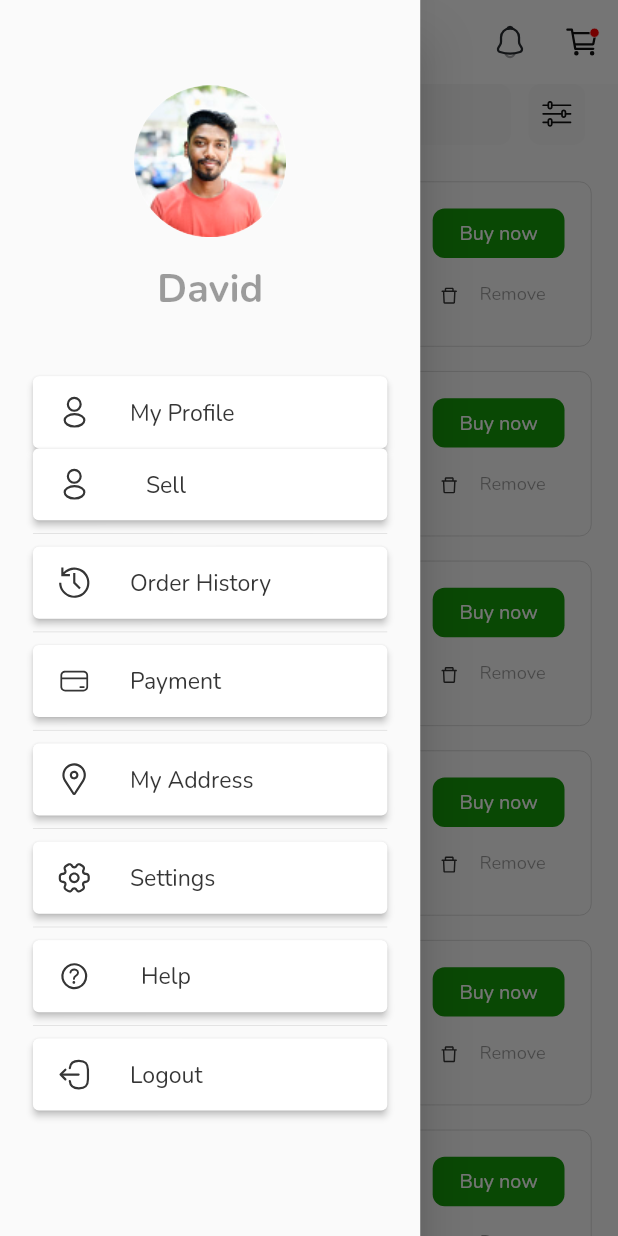
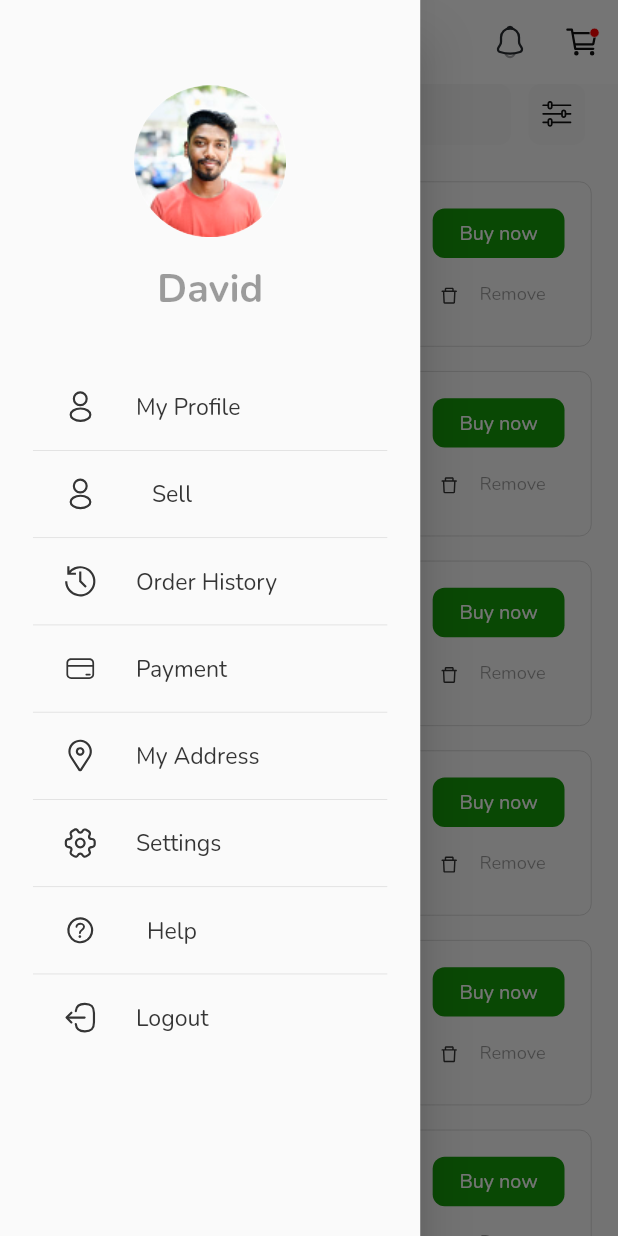
Before and after one commit to Gfash436/GoFarmNG, a Flutter app: the FavoriteScreen screen opened directly, with the side drawer open, on a phone screen of 412 x 824 dp. Run offline on Flutter 3.47's test engine with Material 2 defaults, Android fonts, the phone set to English and light mode, and no system bars; our stand-ins replace dropdown_button2, fl_chart, flutter_svg, google_sign_in, shared_preferences; accounts and stored records are empty; network calls fail.

Commit message:
drawer edited

```diff
--- a/lib/Provider/AuthProvider/fetchdata_provider.dart
+++ b/lib/Provider/AuthProvider/fetchdata_provider.dart
@@ -1,13 +1,17 @@
 // Fetch all products
-  import 'dart:convert';
+import 'dart:convert';
 import 'package:flutter/cupertino.dart';
 import 'package:http/http.dart' as http;
 import '../../models/products.dart';
 import 'dbProvider.dart';
+import '../../Constants/url.dart';
 
-class FetchDataProvider extends ChangeNotifier{
+//Base Url
+final requestBaseUrl = ApiUrl.baseUrl;
+
+class FetchDataProvider extends ChangeNotifier {
   Future<AllProducts> fetchAllProducts() async {
-    const String url = "https://gofarmng.herokuapp.com/api/v1/findall";
+    String url = "$requestBaseUrl/api/v1/findall";
     // const String url = "https://gofarmng.herokuapp.com/api/v1/findall?page=1&limit=5";
     String accessToken = await DatabaseProvider().getToken();
     print("This is the gotten token: $accessToken");
@@ -29,5 +33,5 @@ class FetchDataProvider extends ChangeNotifier{
       }
       throw Exception("Something is wrong");
     });
-
-  }}
+  }
+}
--- a/lib/Screens/home_screen/app_drawer.dart
+++ b/lib/Screens/home_screen/app_drawer.dart
@@ -49,9 +49,9 @@ class AppDrawer extends StatelessWidget {
                       children: [
                         drawerButton(context, 'My Profile',
                             'assets/icons/Myprofile.svg', () {}),
-                        // Divider(
-                        //     thickness: .5,
-                        //     height: getProportionateScreenWidth(16)),
+                        Divider(
+                            thickness: .5,
+                            height: getProportionateScreenWidth(16)),
                         drawerButton(context, 'Sell',
                             'assets/icons/Myprofile.svg', () {}),
                         Divider(
--- a/lib/Widgets/button.dart
+++ b/lib/Widgets/button.dart
@@ -92,9 +92,10 @@ Widget googleButton(
 Widget drawerButton(
     BuildContext context, String title, String icon, VoidCallback tap) {
   return SizedBox(
-    child: ElevatedButton(
-      style: ElevatedButton.styleFrom(backgroundColor: white),
-      onPressed: tap,
+    height: getProportionateScreenHeight(40),
+    child: SizedBox(
+      child: Padding(
+        padding: const EdgeInsets.fromLTRB(20, 0, 20, 0),
         child: Row(
           children: [
             SvgPicture.asset(
@@ -103,9 +104,7 @@ Widget drawerButton(
               width: getProportionateScreenWidth(21),
             ),
             SizedBox(
-            width: getProportionateScreenWidth(
-              16,
-            ),
+              width: getProportionateScreenWidth(16),
             ),
             myText(
               text: title,
@@ -115,5 +114,6 @@ Widget drawerButton(
           ],
         ),
       ),
+    ),
   );
 }
```
Also changed, not shown: lib/Screens/Authentication/signUpPage.dart (+4 -3 lines), pubspec.lock. Lines whose indentation alone changed are shown as unchanged.
